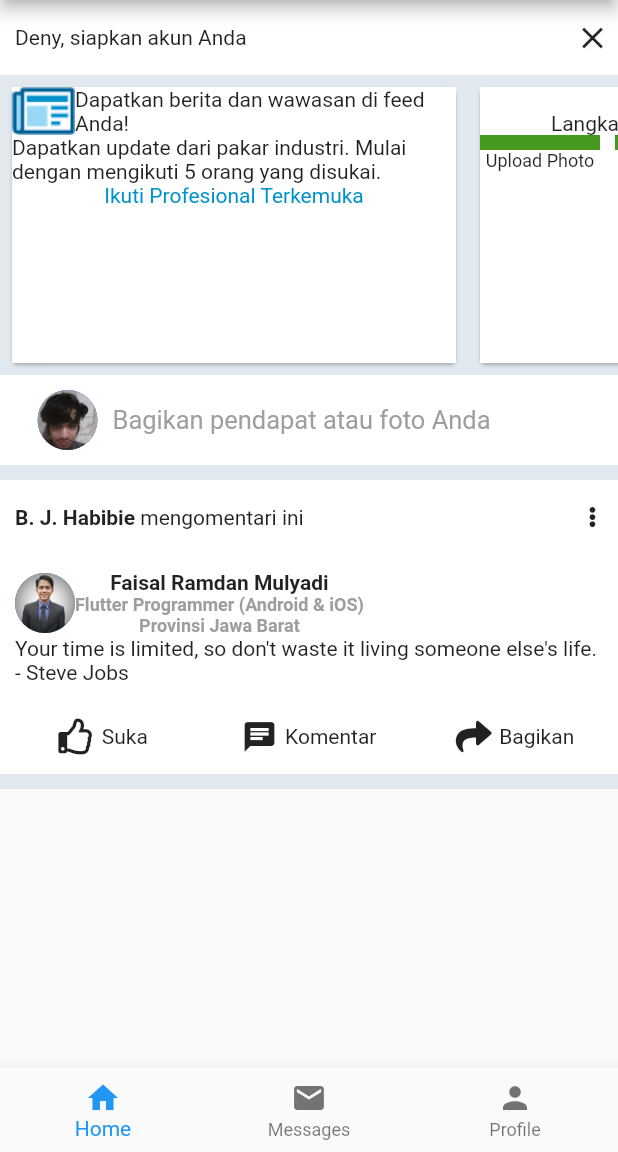
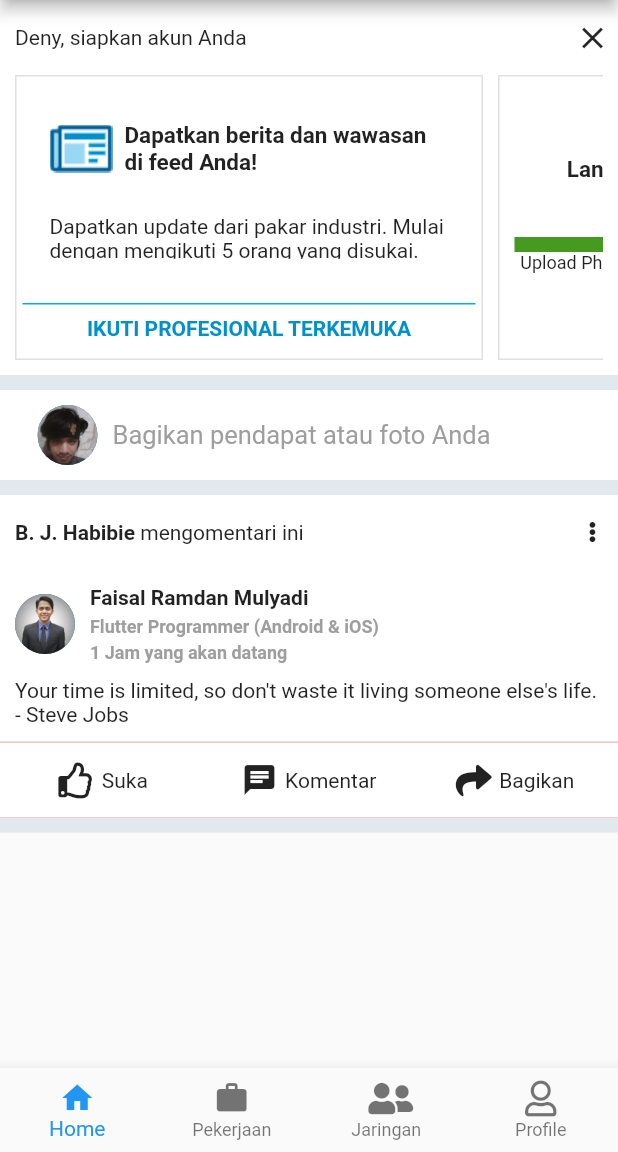
Before and after one commit to 5lineofcode/Linkedin-Flutter-UI, a Flutter app: the screen it shows after launch, on a phone screen of 412 x 824 dp, the part 84-1236 px from its top. Run offline on Flutter 3.47's test engine with Material 2 defaults, Android fonts, the phone set to English and light mode, and no system bars; our stand-ins replace font_awesome_flutter.

Commit message:
finish
done

```diff
--- a/lib/linkedin/home.dart
+++ b/lib/linkedin/home.dart
@@ -73,6 +73,7 @@ class _HomeScreenState extends State<HomeScreen> {
           child: Column(
             children: <Widget>[
               Container(
+                color: Colors.white,
                 child: Column(
                   children: <Widget>[
                     Container(
@@ -94,52 +95,111 @@ class _HomeScreenState extends State<HomeScreen> {
                     ),
                     Container(
                       height: 200.0,
+                      padding: EdgeInsets.only(
+                        left: 10.0,
+                        right: 10.0,
+                        bottom: 10.0,
+                      ),
                       child: ListView(
                         scrollDirection: Axis.horizontal,
                         children: <Widget>[
                           Container(
                             width: deviceSize.width - 100,
                             padding: EdgeInsets.all(4.0),
-                            child: Card(
-                              color: Colors.grey,
+                            decoration: new BoxDecoration(
+                                border: new Border.all(
+                              color: Colors.grey[300],
+                            )),
                             child: Container(
                               color: Colors.white,
                               child: Column(
                                 children: <Widget>[
-                                    Row(
+                                  Container(
+                                    padding: EdgeInsets.all(18.0),
+                                    child: Row(
                                       children: <Widget>[
                                         Image.asset("res/images/icon/news.png"),
                                         Expanded(
+                                          child: Padding(
+                                            padding: const EdgeInsets.all(8.0),
                                             child: Text(
-                                              "Dapatkan berita dan wawasan di feed Anda!"),
+                                              "Dapatkan berita dan wawasan di feed Anda!",
+                                              style: TextStyle(
+                                                fontWeight: FontWeight.bold,
+                                                fontSize: 15.0,
+                                              ),
+                                            ),
+                                          ),
                                         ),
                                       ],
                                     ),
-                                    Text(
-                                        "Dapatkan update dari pakar industri. Mulai dengan mengikuti 5 orang yang disukai."),
-                                    Text(
-                                      "Ikuti Profesional Terkemuka",
+                                  ),
+                                  Expanded(
+                                    child: Container(
+                                      padding: EdgeInsets.only(
+                                          left: 18.0, right: 18.0),
+                                      child: Text(
+                                        "Dapatkan update dari pakar industri. Mulai dengan mengikuti 5 orang yang disukai.",
+                                        style: TextStyle(
+                                          fontSize: 14.0,
+                                        ),
+                                      ),
+                                    ),
+                                  ),
+                                  Expanded(
+                                    child: Container(),
+                                  ),
+                                  Container(
+                                    height: 1.0,
+                                    color: Colors.lightBlue,
+                                  ),
+                                  Container(
+                                    padding: EdgeInsets.all(8.0),
+                                    child: Text(
+                                      "IKUTI PROFESIONAL TERKEMUKA",
                                       style: TextStyle(
                                         color: Color(0xFF0091CA),
+                                        fontWeight: FontWeight.bold,
+                                      ),
                                     ),
                                   ),
                                 ],
                               ),
                             ),
                           ),
+                          Container(
+                            width: 10.0,
                           ),
                           Container(
-                            width: deviceSize.width - 30,
-                            padding: EdgeInsets.all(4.0),
-                            child: Card(
-                              color: Colors.grey,
+                            width: deviceSize.width - 25,
                             child: Container(
-                                color: Colors.white,
+                              padding: EdgeInsets.all(10.0),
+                              decoration: new BoxDecoration(
+                                  border: new Border.all(
+                                color: Colors.grey[300],
+                              )),
                               child: Column(
                                 children: <Widget>[
-                                    Text("1"),
+                                  Padding(
+                                    padding: EdgeInsets.all(10.0),
+                                  ),
                                   Text(
-                                        "Langkah lagi untuk menegaskan profil Anda"),
+                                    "1",
+                                    style: TextStyle(
+                                      fontSize: 20.0,
+                                      fontWeight: FontWeight.bold,
+                                    ),
+                                  ),
+                                  Text(
+                                    "Langkah lagi untuk menegaskan profil Anda",
+                                    style: TextStyle(
+                                      fontSize: 15.0,
+                                      fontWeight: FontWeight.bold,
+                                    ),
+                                  ),
+                                  Padding(
+                                    padding: EdgeInsets.all(18.0),
+                                  ),
                                   Row(
                                     children: <Widget>[
                                       Column(
@@ -209,7 +269,6 @@ class _HomeScreenState extends State<HomeScreen> {
                               ),
                             ),
                           ),
-                          ),
                         ],
                       ),
                     ),
@@ -219,7 +278,10 @@ class _HomeScreenState extends State<HomeScreen> {
               Container(
                 height: 60.0,
                 padding: EdgeInsets.only(left: 25.0, right: 25.0),
-                margin: EdgeInsets.only(bottom: 10.0),
+                margin: EdgeInsets.only(
+                  bottom: 10.0,
+                  top: 10.0,
+                ),
                 color: Colors.white,
                 child: Row(
                   children: <Widget>[
@@ -277,20 +339,29 @@ class _HomeScreenState extends State<HomeScreen> {
                         children: <Widget>[
                           Row(
                             children: <Widget>[
-                              CircleAvatar(
+                              Container(
+                                padding: EdgeInsets.only(right: 10.0),
+                                child: CircleAvatar(
                                   backgroundImage:
                                       AssetImage("res/images/photo/faisal.jpg"),
                                 ),
+                              ),
                               Column(
+                                crossAxisAlignment: CrossAxisAlignment.start,
                                 children: <Widget>[
-                                  Text(
+                                  Container(
+                                    padding: EdgeInsets.only(bottom: 5.0),
+                                    child: Text(
                                       "Faisal Ramdan Mulyadi",
                                       style: TextStyle(
                                         fontWeight: FontWeight.bold,
                                         fontSize: 14.0,
                                       ),
                                     ),
-                                  Text(
+                                  ),
+                                  Container(
+                                    padding: EdgeInsets.only(bottom: 3.0),
+                                    child: Text(
                                       "Flutter Programmer (Android & iOS)",
                                       style: TextStyle(
                                         fontWeight: FontWeight.bold,
@@ -298,8 +369,9 @@ class _HomeScreenState extends State<HomeScreen> {
                                         color: Colors.grey,
                                       ),
                                     ),
+                                  ),
                                   Text(
-                                    "Provinsi Jawa Barat",
+                                    "1 Jam yang akan datang",
                                     style: TextStyle(
                                       fontWeight: FontWeight.bold,
                                       fontSize: 12.0,
@@ -310,10 +382,17 @@ class _HomeScreenState extends State<HomeScreen> {
                               ),
                             ],
                           ),
+                          Container(
+                            height: 10.0,
+                          ),
                           Text(
                               "Your time is limited, so don't waste it living someone else's life. - Steve Jobs"),
                         ],
                       ),
+                    ),
+                    Container(
+                      height: 1.0,
+                      color: Colors.grey[300],
                     ),
                     Container(
                       height: 50.0,
@@ -367,6 +446,7 @@ class _HomeScreenState extends State<HomeScreen> {
         ),
       ),
       bottomNavigationBar: BottomNavigationBar(
+        type: BottomNavigationBarType.fixed,
         currentIndex: 0, // this will be set when a new tab is tapped
         items: [
           BottomNavigationBarItem(
@@ -374,11 +454,17 @@ class _HomeScreenState extends State<HomeScreen> {
             title: new Text('Home'),
           ),
           BottomNavigationBarItem(
-            icon: new Icon(Icons.mail),
-            title: new Text('Messages'),
+            icon: new Icon(Icons.work),
+            title: new Text('Pekerjaan'),
           ),
           BottomNavigationBarItem(
-              icon: Icon(Icons.person), title: Text('Profile'))
+            icon: new Icon(FontAwesomeIcons.userFriends),
+            title: new Text('Jaringan'),
+          ),
+          BottomNavigationBarItem(
+            icon: new Icon(FontAwesomeIcons.user),
+            title: new Text('Profile'),
+          ),
         ],
       ),
     );
```
Lines whose indentation alone changed are shown as unchanged.
